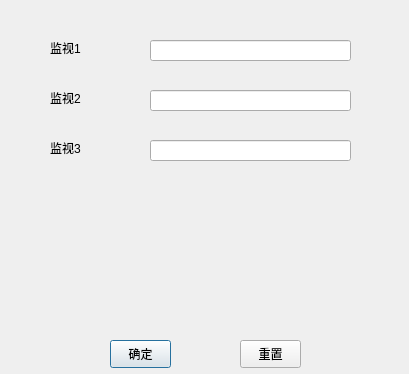
The window that static/UI/data.ui (Wangzh321/test_UI) describes before a commit, drawn with Qt 5.
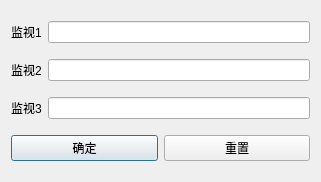
The same window after the commit. Icons and pictures are not drawn.

Patch:
```diff
--- a/static/UI/data.ui
+++ b/static/UI/data.ui
@@ -9,8 +9,8 @@
    <rect>
     <x>0</x>
     <y>0</y>
-    <width>409</width>
-    <height>374</height>
+    <width>321</width>
+    <height>182</height>
    </rect>
   </property>
   <property name="windowTitle">
@@ -23,101 +23,68 @@
   <property name="sizeGripEnabled">
    <bool>false</bool>
   </property>
+  <layout class="QVBoxLayout" name="verticalLayout">
+   <item>
+    <layout class="QHBoxLayout" name="horizontalLayout">
+     <item>
   <widget class="QLabel" name="label">
-   <property name="geometry">
-    <rect>
-     <x>50</x>
-     <y>40</y>
-     <width>72</width>
-     <height>15</height>
-    </rect>
-   </property>
    <property name="text">
     <string>监视1</string>
    </property>
   </widget>
+     </item>
+     <item>
+      <widget class="QLineEdit" name="lineEdit"/>
+     </item>
+    </layout>
+   </item>
+   <item>
+    <layout class="QHBoxLayout" name="horizontalLayout_2">
+     <item>
   <widget class="QLabel" name="label_2">
-   <property name="geometry">
-    <rect>
-     <x>50</x>
-     <y>90</y>
-     <width>72</width>
-     <height>15</height>
-    </rect>
-   </property>
    <property name="text">
     <string>监视2</string>
    </property>
   </widget>
+     </item>
+     <item>
+      <widget class="QLineEdit" name="lineEdit_2"/>
+     </item>
+    </layout>
+   </item>
+   <item>
+    <layout class="QHBoxLayout" name="horizontalLayout_3">
+     <item>
   <widget class="QLabel" name="label_3">
-   <property name="geometry">
-    <rect>
-     <x>50</x>
-     <y>140</y>
-     <width>72</width>
-     <height>15</height>
-    </rect>
-   </property>
    <property name="text">
     <string>监视3</string>
    </property>
   </widget>
-  <widget class="QLineEdit" name="lineEdit">
-   <property name="geometry">
-    <rect>
-     <x>150</x>
-     <y>40</y>
-     <width>201</width>
-     <height>21</height>
-    </rect>
-   </property>
-  </widget>
-  <widget class="QLineEdit" name="lineEdit_2">
-   <property name="geometry">
-    <rect>
-     <x>150</x>
-     <y>90</y>
-     <width>201</width>
-     <height>21</height>
-    </rect>
-   </property>
-  </widget>
-  <widget class="QLineEdit" name="lineEdit_3">
-   <property name="geometry">
-    <rect>
-     <x>150</x>
-     <y>140</y>
-     <width>201</width>
-     <height>21</height>
-    </rect>
-   </property>
-  </widget>
+     </item>
+     <item>
+      <widget class="QLineEdit" name="lineEdit_3"/>
+     </item>
+    </layout>
+   </item>
+   <item>
+    <layout class="QHBoxLayout" name="horizontalLayout_4">
+     <item>
   <widget class="QPushButton" name="pushButton">
-   <property name="geometry">
-    <rect>
-     <x>110</x>
-     <y>340</y>
-     <width>61</width>
-     <height>28</height>
-    </rect>
-   </property>
    <property name="text">
     <string>确定</string>
    </property>
   </widget>
+     </item>
+     <item>
   <widget class="QPushButton" name="pushButton_2">
-   <property name="geometry">
-    <rect>
-     <x>240</x>
-     <y>340</y>
-     <width>61</width>
-     <height>28</height>
-    </rect>
-   </property>
    <property name="text">
     <string>重置</string>
    </property>
   </widget>
+     </item>
+    </layout>
+   </item>
+  </layout>
  </widget>
  <resources/>
  <connections/>
```
Lines whose indentation alone changed are shown as unchanged.
